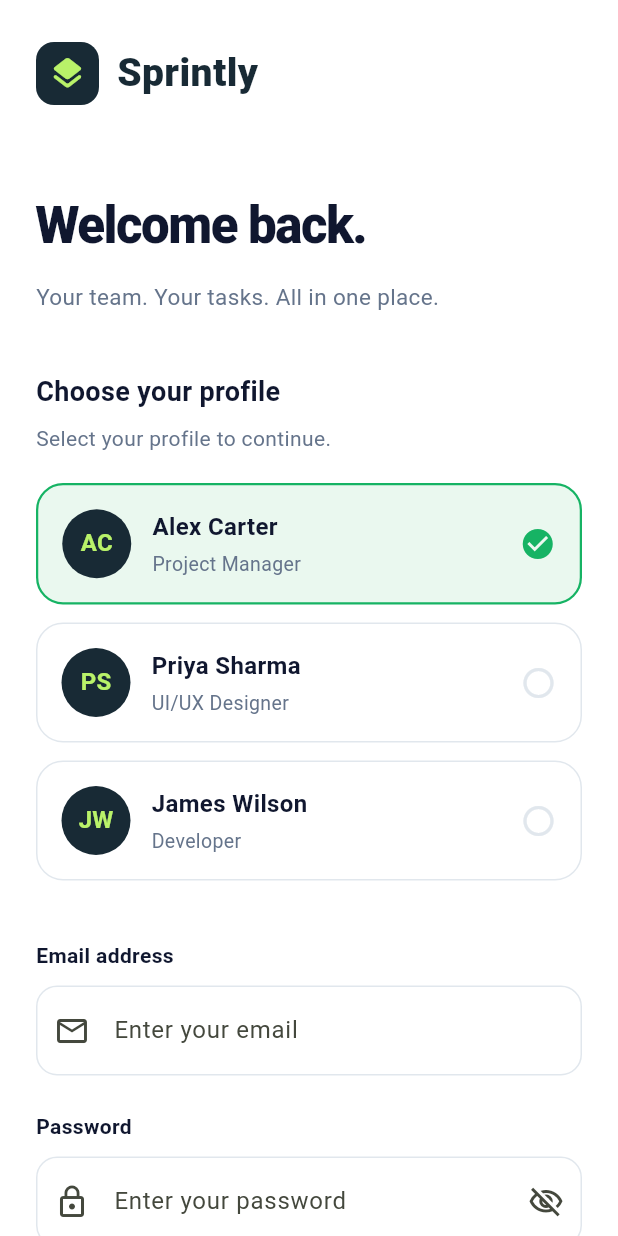
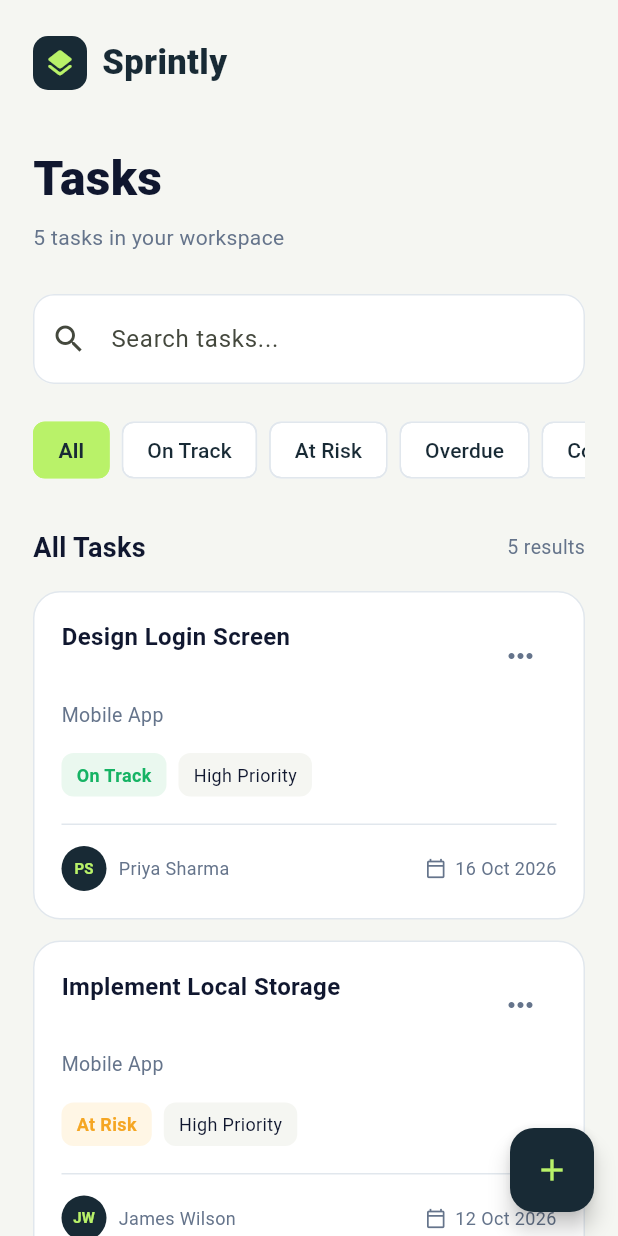
Before and after one commit to sultanhabibllah/SLA-task-tracker, a Flutter app: the screen it shows after launch, on a phone screen of 412 x 824 dp. Run offline on Flutter 3.47's test engine with Material 3 defaults, Android fonts, the phone set to English and light mode, and no system bars.

Commit message:
Task list UI with search and SLA filters

```diff
--- a/lib/main.dart
+++ b/lib/main.dart
@@ -1,7 +1,7 @@
 
 import 'package:flutter/material.dart';
 import 'core/theme/app_theme.dart';
-import 'screens/auth/sign_in_screen.dart';
+import 'screens/tasks/task_list_screen.dart';
 
 void main() {
   runApp(const SprintlyApp());
@@ -16,7 +16,7 @@ class SprintlyApp extends StatelessWidget {
       title: 'Sprintly',
       debugShowCheckedModeBanner: false,
       theme: AppTheme.lightTheme,
-      home: const SignInScreen(),
+      home: const TaskListScreen(),
     );
   }
 }
--- /dev/null
+++ b/lib/screens/tasks/task_list_screen.dart
@@ -0,0 +1,554 @@
+
+import 'package:flutter/material.dart';
+import '../../core/theme/app_colors.dart';
+
+enum TaskSlaStatus {
+  onTrack,
+  atRisk,
+  overdue,
+  completed,
+}
+
+class SprintlyTask {
+  final String title;
+  final String project;
+  final String assignee;
+  final String initials;
+  final String priority;
+  final DateTime deadline;
+  final bool completed;
+
+  const SprintlyTask({
+    required this.title,
+    required this.project,
+    required this.assignee,
+    required this.initials,
+    required this.priority,
+    required this.deadline,
+    this.completed = false,
+  });
+
+  TaskSlaStatus get slaStatus {
+    if (completed) return TaskSlaStatus.completed;
+
+    final timeLeft = deadline.difference(DateTime.now());
+
+    if (timeLeft.isNegative) {
+      return TaskSlaStatus.overdue;
+    }
+
+    if (timeLeft <= const Duration(hours: 48)) {
+      return TaskSlaStatus.atRisk;
+    }
+
+    return TaskSlaStatus.onTrack;
+  }
+}
+
+class TaskListScreen extends StatefulWidget {
+  const TaskListScreen({super.key});
+
+  @override
+  State<TaskListScreen> createState() => _TaskListScreenState();
+}
+
+class _TaskListScreenState extends State<TaskListScreen> {
+  final TextEditingController _searchController =
+      TextEditingController();
+
+  String selectedFilter = 'All';
+
+  final List<String> filters = [
+    'All',
+    'On Track',
+    'At Risk',
+    'Overdue',
+    'Completed',
+  ];
+
+  late final List<SprintlyTask> tasks = [
+    SprintlyTask(
+      title: 'Design Login Screen',
+      project: 'Mobile App',
+      assignee: 'Priya Sharma',
+      initials: 'PS',
+      priority: 'High',
+      deadline: DateTime.now().add(const Duration(days: 5)),
+    ),
+    SprintlyTask(
+      title: 'Implement Local Storage',
+      project: 'Mobile App',
+      assignee: 'James Wilson',
+      initials: 'JW',
+      priority: 'High',
+      deadline: DateTime.now().add(const Duration(hours: 24)),
+    ),
+    SprintlyTask(
+      title: 'Write API Documentation',
+      project: 'Backend',
+      assignee: 'Alex Carter',
+      initials: 'AC',
+      priority: 'Medium',
+      deadline: DateTime.now().subtract(const Duration(days: 2)),
+    ),
+    SprintlyTask(
+      title: 'Update Design System',
+      project: 'UI/UX',
+      assignee: 'Priya Sharma',
+      initials: 'PS',
+      priority: 'Low',
+      deadline: DateTime.now().subtract(const Duration(days: 1)),
+      completed: true,
+    ),
+    SprintlyTask(
+      title: 'Test Authentication Flow',
+      project: 'Mobile App',
+      assignee: 'James Wilson',
+      initials: 'JW',
+      priority: 'Medium',
+      deadline: DateTime.now().add(const Duration(days: 7)),
+    ),
+  ];
+
+  @override
+  void dispose() {
+    _searchController.dispose();
+    super.dispose();
+  }
+
+  String getStatusLabel(TaskSlaStatus status) {
+    switch (status) {
+      case TaskSlaStatus.onTrack:
+        return 'On Track';
+      case TaskSlaStatus.atRisk:
+        return 'At Risk';
+      case TaskSlaStatus.overdue:
+        return 'Overdue';
+      case TaskSlaStatus.completed:
+        return 'Completed';
+    }
+  }
+
+  Color getStatusColor(TaskSlaStatus status) {
+    switch (status) {
+      case TaskSlaStatus.onTrack:
+        return AppColors.onTrack;
+      case TaskSlaStatus.atRisk:
+        return AppColors.atRisk;
+      case TaskSlaStatus.overdue:
+        return AppColors.overdue;
+      case TaskSlaStatus.completed:
+        return AppColors.completed;
+    }
+  }
+
+  Color getStatusBackground(TaskSlaStatus status) {
+    switch (status) {
+      case TaskSlaStatus.onTrack:
+        return AppColors.softGreen;
+      case TaskSlaStatus.atRisk:
+        return AppColors.softYellow;
+      case TaskSlaStatus.overdue:
+        return AppColors.softRed;
+      case TaskSlaStatus.completed:
+        return AppColors.softBlue;
+    }
+  }
+
+  List<SprintlyTask> get filteredTasks {
+    final search = _searchController.text.toLowerCase().trim();
+
+    return tasks.where((task) {
+      final matchesSearch =
+          task.title.toLowerCase().contains(search) ||
+          task.project.toLowerCase().contains(search) ||
+          task.assignee.toLowerCase().contains(search);
+
+      final matchesFilter =
+          selectedFilter == 'All' ||
+          getStatusLabel(task.slaStatus) == selectedFilter;
+
+      return matchesSearch && matchesFilter;
+    }).toList();
+  }
+
+  String formatDate(DateTime date) {
+    const months = [
+      'Jan', 'Feb', 'Mar', 'Apr', 'May', 'Jun',
+      'Jul', 'Aug', 'Sep', 'Oct', 'Nov', 'Dec',
+    ];
+
+    return '${date.day} ${months[date.month - 1]} ${date.year}';
+  }
+
+  Widget buildTaskCard(SprintlyTask task) {
+    final status = task.slaStatus;
+
+    return Container(
+      margin: const EdgeInsets.only(bottom: 14),
+      padding: const EdgeInsets.all(18),
+      decoration: BoxDecoration(
+        color: AppColors.white,
+        borderRadius: BorderRadius.circular(18),
+        border: Border.all(color: AppColors.border),
+      ),
+      child: Column(
+        crossAxisAlignment: CrossAxisAlignment.start,
+        children: [
+          Row(
+            crossAxisAlignment: CrossAxisAlignment.start,
+            children: [
+              Expanded(
+                child: Text(
+                  task.title,
+                  style: const TextStyle(
+                    fontSize: 16,
+                    fontWeight: FontWeight.w700,
+                    color: AppColors.textPrimary,
+                  ),
+                ),
+              ),
+              const SizedBox(width: 10),
+              PopupMenuButton<String>(
+                padding: EdgeInsets.zero,
+                icon: const Icon(
+                  Icons.more_horiz,
+                  color: AppColors.textSecondary,
+                ),
+                onSelected: (value) {
+                  ScaffoldMessenger.of(context).showSnackBar(
+                    SnackBar(
+                      content: Text('$value: ${task.title}'),
+                    ),
+                  );
+                },
+                itemBuilder: (context) => [
+                  const PopupMenuItem(
+                    value: 'View task',
+                    child: Text('View task'),
+                  ),
+                  const PopupMenuItem(
+                    value: 'Edit task',
+                    child: Text('Edit task'),
+                  ),
+                ],
+              ),
+            ],
+          ),
+
+          const SizedBox(height: 6),
+
+          Text(
+            task.project,
+            style: const TextStyle(
+              fontSize: 13,
+              color: AppColors.textSecondary,
+            ),
+          ),
+
+          const SizedBox(height: 16),
+
+          Row(
+            children: [
+              Container(
+                padding: const EdgeInsets.symmetric(
+                  horizontal: 10,
+                  vertical: 6,
+                ),
+                decoration: BoxDecoration(
+                  color: getStatusBackground(status),
+                  borderRadius: BorderRadius.circular(8),
+                ),
+                child: Text(
+                  getStatusLabel(status),
+                  style: TextStyle(
+                    fontSize: 12,
+                    fontWeight: FontWeight.w600,
+                    color: getStatusColor(status),
+                  ),
+                ),
+              ),
+
+              const SizedBox(width: 8),
+
+              Container(
+                padding: const EdgeInsets.symmetric(
+                  horizontal: 10,
+                  vertical: 6,
+                ),
+                decoration: BoxDecoration(
+                  color: AppColors.background,
+                  borderRadius: BorderRadius.circular(8),
+                ),
+                child: Text(
+                  '${task.priority} Priority',
+                  style: const TextStyle(
+                    fontSize: 12,
+                    color: AppColors.textPrimary,
+                  ),
+                ),
+              ),
+            ],
+          ),
+
+          const SizedBox(height: 18),
+
+          const Divider(
+            color: AppColors.border,
+            height: 1,
+          ),
+
+          const SizedBox(height: 14),
+
+          Row(
+            children: [
+              CircleAvatar(
+                radius: 15,
+                backgroundColor: AppColors.midnight,
+                child: Text(
+                  task.initials,
+                  style: const TextStyle(
+                    fontSize: 10,
+                    fontWeight: FontWeight.w700,
+                    color: AppColors.lime,
+                  ),
+                ),
+              ),
+
+              const SizedBox(width: 8),
+
+              Expanded(
+                child: Text(
+                  task.assignee,
+                  overflow: TextOverflow.ellipsis,
+                  style: const TextStyle(
+                    fontSize: 12,
+                    color: AppColors.textSecondary,
+                  ),
+                ),
+              ),
+
+              const Icon(
+                Icons.calendar_today_outlined,
+                size: 14,
+                color: AppColors.textSecondary,
+              ),
+
+              const SizedBox(width: 6),
+
+              Text(
+                formatDate(task.deadline),
+                style: const TextStyle(
+                  fontSize: 12,
+                  color: AppColors.textSecondary,
+                ),
+              ),
+            ],
+          ),
+        ],
+      ),
+    );
+  }
+
+  @override
+  Widget build(BuildContext context) {
+    final visibleTasks = filteredTasks;
+
+    return Scaffold(
+      backgroundColor: AppColors.background,
+
+      floatingActionButton: FloatingActionButton(
+        backgroundColor: AppColors.midnight,
+        foregroundColor: AppColors.lime,
+        onPressed: () {
+          ScaffoldMessenger.of(context).showSnackBar(
+            const SnackBar(
+              content: Text('Create Task screen coming next'),
+            ),
+          );
+        },
+        child: const Icon(Icons.add),
+      ),
+
+      body: SafeArea(
+        child: ListView(
+          padding: const EdgeInsets.symmetric(
+            horizontal: 22,
+            vertical: 24,
+          ),
+          children: [
+            // Branding
+            Row(
+              children: [
+                Container(
+                  width: 36,
+                  height: 36,
+                  decoration: BoxDecoration(
+                    color: AppColors.midnight,
+                    borderRadius: BorderRadius.circular(10),
+                  ),
+                  child: const Icon(
+                    Icons.layers_rounded,
+                    color: AppColors.lime,
+                    size: 22,
+                  ),
+                ),
+                const SizedBox(width: 10),
+                const Text(
+                  'Sprintly',
+                  style: TextStyle(
+                    fontSize: 23,
+                    fontWeight: FontWeight.w800,
+                    color: AppColors.midnight,
+                  ),
+                ),
+              ],
+            ),
+
+            const SizedBox(height: 36),
+
+            const Text(
+              'Tasks',
+              style: TextStyle(
+                fontSize: 32,
+                fontWeight: FontWeight.w800,
+                color: AppColors.textPrimary,
+              ),
+            ),
+
+            const SizedBox(height: 6),
+
+            Text(
+              '${tasks.length} tasks in your workspace',
+              style: const TextStyle(
+                fontSize: 14,
+                color: AppColors.textSecondary,
+              ),
+            ),
+
+            const SizedBox(height: 28),
+
+            // Search field
+            TextField(
+              controller: _searchController,
+              onChanged: (_) => setState(() {}),
+              decoration: const InputDecoration(
+                hintText: 'Search tasks...',
+                prefixIcon: Icon(Icons.search),
+              ),
+            ),
+
+            const SizedBox(height: 20),
+
+            // SLA filters
+            SingleChildScrollView(
+              scrollDirection: Axis.horizontal,
+              child: Row(
+                children: filters.map((filter) {
+                  final selected = selectedFilter == filter;
+
+                  return Padding(
+                    padding: const EdgeInsets.only(right: 8),
+                    child: ChoiceChip(
+                      label: Text(filter),
+                      selected: selected,
+                      showCheckmark: false,
+                      backgroundColor: AppColors.white,
+                      selectedColor: AppColors.lime,
+                      side: BorderSide(
+                        color: selected
+                            ? AppColors.lime
+                            : AppColors.border,
+                      ),
+                      labelStyle: TextStyle(
+                        color: AppColors.midnight,
+                        fontWeight: selected
+                            ? FontWeight.w700
+                            : FontWeight.w500,
+                      ),
+                      onSelected: (_) {
+                        setState(() {
+                          selectedFilter = filter;
+                        });
+                      },
+                    ),
+                  );
+                }).toList(),
+              ),
+            ),
+
+            const SizedBox(height: 28),
+
+            Row(
+              mainAxisAlignment: MainAxisAlignment.spaceBetween,
+              children: [
+                const Text(
+                  'All Tasks',
+                  style: TextStyle(
+                    fontSize: 18,
+                    fontWeight: FontWeight.w700,
+                    color: AppColors.textPrimary,
+                  ),
+                ),
+                Text(
+                  '${visibleTasks.length} results',
+                  style: const TextStyle(
+                    fontSize: 13,
+                    color: AppColors.textSecondary,
+                  ),
+                ),
+              ],
+            ),
+
+            const SizedBox(height: 16),
+
+            // Task cards or empty state
+            if (visibleTasks.isEmpty)
+              Padding(
+                padding: const EdgeInsets.symmetric(vertical: 64),
+                child: Column(
+                  children: [
+                    const Icon(
+                      Icons.search_off_rounded,
+                      size: 48,
+                      color: AppColors.textSecondary,
+                    ),
+                    const SizedBox(height: 16),
+                    const Text(
+                      'No tasks found',
+                      style: TextStyle(
+                        fontSize: 18,
+                        fontWeight: FontWeight.w700,
+                        color: AppColors.textPrimary,
+                      ),
+                    ),
+                    const SizedBox(height: 8),
+                    const Text(
+                      'Try another search or filter.',
+                      style: TextStyle(
+                        color: AppColors.textSecondary,
+                      ),
+                    ),
+                    const SizedBox(height: 16),
+                    TextButton(
+                      onPressed: () {
+                        _searchController.clear();
+                        setState(() {
+                          selectedFilter = 'All';
+                        });
+                      },
+                      child: const Text('Clear filters'),
+                    ),
+                  ],
+                ),
+              )
+            else
+              ...visibleTasks.map(buildTaskCard),
+
+            const SizedBox(height: 70),
+          ],
+        ),
+      ),
+    );
+  }
+}
```
